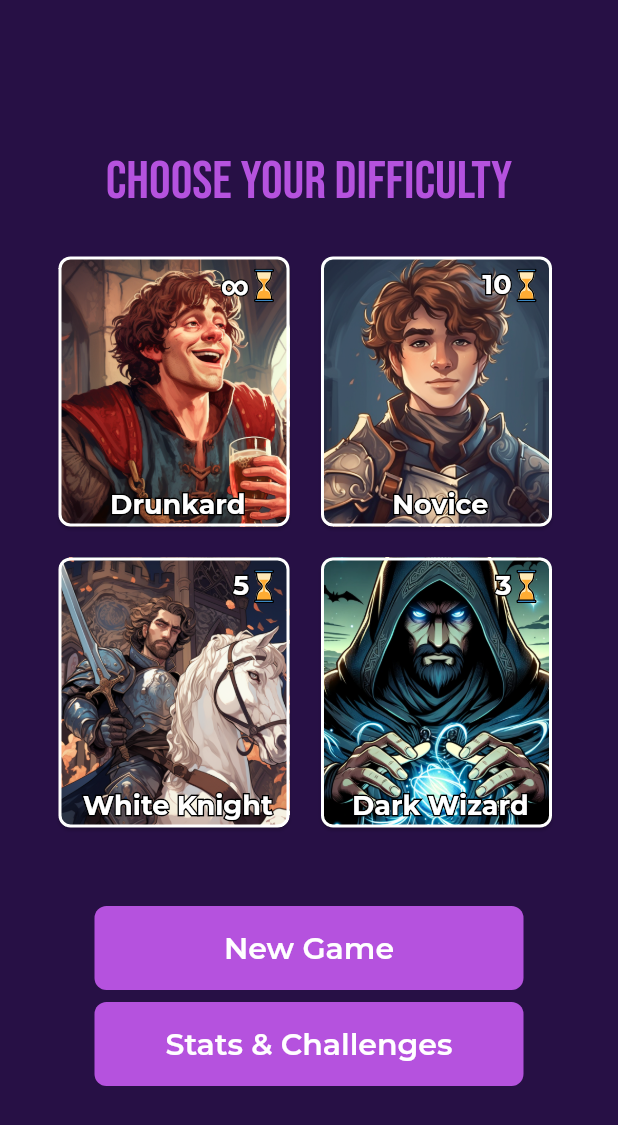
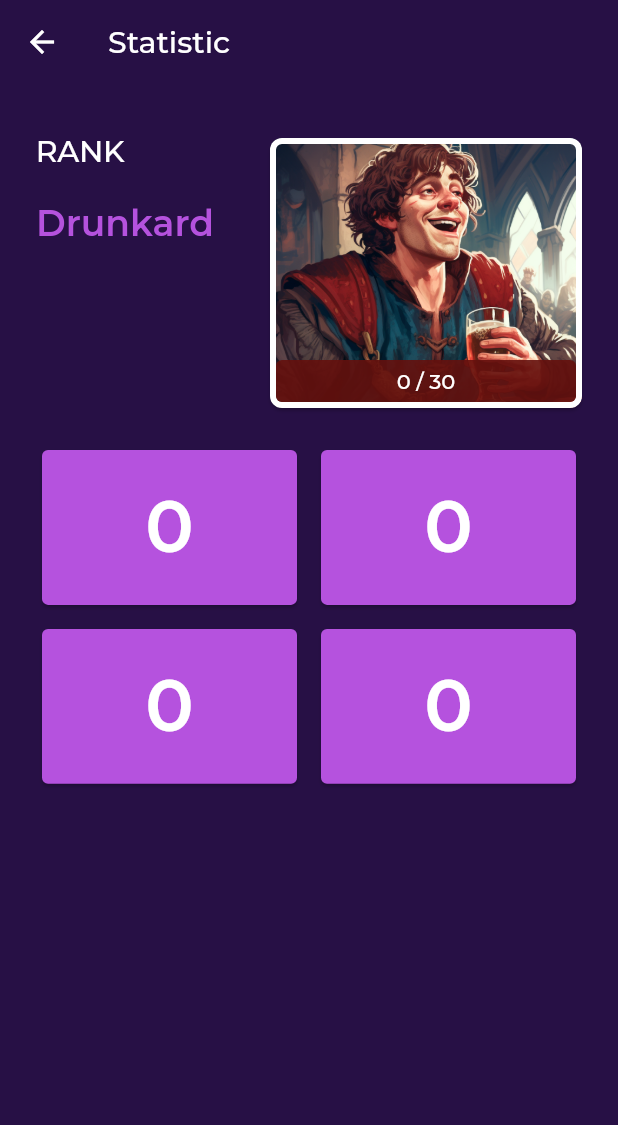
Before and after one commit to danielmrrk/CS-50-Final-Project-Tick-Tack, a Flutter app: the screen it shows after launch, after a tap on "Stats & Challenges", on a phone screen of 412 x 824 dp. Shown: the top 1125 px of the screen. Run offline on Flutter 3.47's test engine with Material 2 defaults, Android fonts, the phone set to English and light mode, and no system bars; our stand-ins replace flutter_riverpod, flutter_svg, get, google_fonts, sqflite; accounts and stored records are empty.

Commit message:
feat(statistic_screen): saving gameCount works

```diff
--- a/lib/database/statistic/statistic_database.dart
+++ b/lib/database/statistic/statistic_database.dart
@@ -11,16 +11,16 @@ class StatisticDatabase {
   StatisticDatabase._init();
 
   Future<Database> get database async {
-    if (_database != null) return _database!;
-    _database = await _initDatabase('challenge.db');
+    if (_database != null) {
+      return _database!;
+    }
+    _database = await initDatabase('challenge.db');
     return _database!;
   }
 
-  Future<Database> _initDatabase(String filePath) async {
+  Future<Database?> initDatabase(String filePath) async {
     final dbPath = await getDatabasesPath();
     final path = join(dbPath, filePath);
-    print("dbPath: $dbPath");
-    print("path: $path");
     return await openDatabase(path, version: 1, onCreate: _createDatabaseWithContent);
   }
 
@@ -40,20 +40,16 @@ class StatisticDatabase {
       ${ChallengeField.progress} $intNullableType,
       ${ChallengeField.challengeGoal} $intNullableType,
       ${ChallengeField.showChallenge} $boolType,
-      ${ChallengeField.difficulty} $textType
+      ${ChallengeField.difficulty} $textType,
+      ${ChallengeField.clearCondition} $textType
     )''',
     );
 
     for (Challenge challenge in challengeData) {
-      final id = await db.insert(
+      await db.insert(
         challengeTable,
         challenge.toJson(),
       );
-      if (id != -1) {
-        print("Succesfull");
-      } else {
-        print("not successful");
-      }
     }
 
     await db.execute(
@@ -80,22 +76,13 @@ class StatisticDatabase {
     );
   }
 
-  Future<Challenge> createChallenge(Challenge challenge) async {
-    final db = await instance.database;
-    final id = await db.insert(
-      challengeTable,
-      challenge.toJson(),
-    );
-    return challenge.copy(id: id);
-  }
-
-  Future<Challenge?> readShowableChallenge(int id) async {
+  Future<Challenge?> readShowableChallenge() async {
     final db = await instance.database;
     final maps = await db.query(
       challengeTable,
       columns: ChallengeField.values,
-      where: '${ChallengeField.id} == ? AND ${ChallengeField.showChallenge} == ?',
-      whereArgs: [id, 1],
+      where: '${ChallengeField.showChallenge} == ?',
+      whereArgs: [1],
     );
 
     if (maps.isNotEmpty) {
@@ -115,8 +102,35 @@ class StatisticDatabase {
     return result.map((json) => Challenge.fromJson(json)).toList();
   }
 
-  Future<int> updateChallenge(Challenge challenge) async {
+  Future<int> updateChallenge(
+      {required Challenge challenge,
+      String? content,
+      int? exp,
+      bool? cleared,
+      int? progress,
+      int? progressGoal,
+      bool? showChallenge,
+      String? difficulty,
+      String? clearCondition}) async {
     final db = await instance.database;
+    if (content != null) {
+      challenge = challenge.copy(content: content);
+    } else if (exp != null) {
+      challenge = challenge.copy(exp: exp);
+    } else if (progressGoal != null) {
+      challenge = challenge.copy(progressGoal: progressGoal);
+    } else if (difficulty != null) {
+      challenge = challenge.copy(difficulty: difficulty);
+    }
+    if (progress != null) {
+      challenge = challenge.copy(progress: progress);
+    }
+    if (cleared != null) {
+      challenge = challenge.copy(cleared: cleared);
+    }
+    if (showChallenge != null) {
+      challenge = challenge.copy(showChallenge: showChallenge);
+    }
     return db.update(
       challengeTable,
       challenge.toJson(),
@@ -134,8 +148,142 @@ class StatisticDatabase {
     );
   }
 
+  Future<int> deleteChallengeTable() async {
+    final db = await instance.database;
+    return await db.delete(
+      challengeTable,
+    );
+  }
+
+  Future<int> deleteUserStatisticTable() async {
+    final db = await instance.database;
+    return await db.delete(
+      userStatisticTable,
+    );
+  }
+
   Future<void> close() async {
     final db = await instance.database;
     db.close();
   }
+
+  Future<UserStatistic> readUserStatistic() async {
+    final db = await instance.database;
+    final result = await db.query(
+      userStatisticTable,
+      limit: 1,
+    );
+    return UserStatistic().fromJson(result.first);
+  }
+
+  Future<Map<String, dynamic>> calculateAbsoluteCount() async {
+    final db = await instance.database;
+    final result = await db.rawQuery('''
+SELECT
+  SUM(${UserStatisticField.winCountDrunkard}) +
+  SUM(${UserStatisticField.winCountNovice}) +
+  SUM(${UserStatisticField.winCountWhiteKnight}) +
+  SUM(${UserStatisticField.winCountDarkWizard}) AS winCount,
+
+  SUM(${UserStatisticField.drawCountDrunkard}) +
+  SUM(${UserStatisticField.drawCountNovice}) +
+  SUM(${UserStatisticField.drawCountWhiteKnight}) +
+  SUM(${UserStatisticField.drawCountDarkWizard}) AS drawCount,
+
+  SUM(${UserStatisticField.lossCountDrunkard}) +
+  SUM(${UserStatisticField.lossCountNovice}) +
+  SUM(${UserStatisticField.lossCountWhiteKnight}) +
+  SUM(${UserStatisticField.lossCountDarkWizard}) AS lossCount
+  FROM $userStatisticTable
+''');
+// result.first is an unmodifiable map
+    final Map<String, dynamic> userStatisticMap = Map<String, dynamic>.from(result.first);
+    final int absoluteCount =
+        (userStatisticMap['winCount'] as int) + (userStatisticMap['lossCount'] as int) + (userStatisticMap['drawCount'] as int);
+    if (absoluteCount != 0) {
+      userStatisticMap['winRate'] = (userStatisticMap['winCount'] as int) ~/ absoluteCount;
+    } else {
+      userStatisticMap['winRate'] = 0;
+    }
+    return userStatisticMap;
+  }
+
+  Future<void> updateUserStatistic({
+    String? difficulty,
+    String? result,
+    String? rank,
+    String? rankExp,
+  }) async {
+    final db = await instance.database;
+    UserStatistic userStatistic = await readUserStatistic();
+    // need to update rankExp & rank
+    if (difficulty != null || result != null) {
+      userStatistic = _updateGameCount(userStatistic, difficulty!, result!);
+    } else {
+      return;
+    }
+    db.update(userStatisticTable, userStatistic.toJson());
+  }
+
+  UserStatistic _updateGameCount(
+    UserStatistic userStatistic,
+    String difficulty,
+    String result,
+  ) {
+    switch (difficulty) {
+      case ("drunkard"):
+        switch (result) {
+          case ("win"):
+            userStatistic = userStatistic.copy(winCountDrunkard: userStatistic.winCountDrunkard + 1);
+            break;
+          case ("draw"):
+            userStatistic = userStatistic.copy(drawCountDrunkard: userStatistic.drawCountDrunkard + 1);
+            break;
+          case ("loss"):
+            userStatistic = userStatistic.copy(lossCountDrunkard: userStatistic.lossCountDrunkard + 1);
+            break;
+        }
+        break;
+      case ("novice"):
+        switch (result) {
+          case ("win"):
+            userStatistic = userStatistic.copy(winCountNovice: userStatistic.winCountNovice + 1);
+            break;
+          case ("draw"):
+            userStatistic = userStatistic.copy(drawCountNovice: userStatistic.drawCountNovice + 1);
+            break;
+          case ("loss"):
+            userStatistic = userStatistic.copy(lossCountNovice: userStatistic.lossCountNovice + 1);
+            break;
+        }
+        break;
+      case ("white_knight"):
+        switch (result) {
+          case ("win"):
+            userStatistic = userStatistic.copy(winCountWhiteKnight: userStatistic.winCountWhiteKnight + 1);
+            break;
+          case ("draw"):
+            userStatistic = userStatistic.copy(drawCountWhiteKnight: userStatistic.drawCountWhiteKnight + 1);
+            break;
+          case ("loss"):
+            userStatistic = userStatistic.copy(lossCountWhiteKnight: userStatistic.lossCountWhiteKnight + 1);
+            break;
+        }
+        break;
+      case ("dark_wizard"):
+        switch (result) {
+          case ("win"):
+            userStatistic = userStatistic.copy(winCountDarkWizard: userStatistic.winCountDarkWizard + 1);
+            break;
+          case ("draw"):
+            userStatistic = userStatistic.copy(drawCountDarkWizard: userStatistic.drawCountDarkWizard + 1);
+            break;
+          case ("loss"):
+            userStatistic = userStatistic.copy(lossCountDarkWizard: userStatistic.lossCountDarkWizard + 1);
+            break;
+        }
+        break;
+    }
+    return userStatistic;
+  }
 }
--- a/lib/database/statistic/user_statistic.dart
+++ b/lib/database/statistic/user_statistic.dart
@@ -1,3 +1,5 @@
+import 'package:tic_tac/database/statistic/statistic_database.dart';
+
 const userStatisticTable = 'user_statistic';
 
 class UserStatisticField {
@@ -51,6 +53,10 @@ class UserStatistic {
   final int lossCountDarkWizard;
   final String rank;
   final int rankExp;
+  final int winCount;
+  final int drawCount;
+  final int lossCount;
+  final int winRate;
 
   UserStatistic({
     this.winCountDrunkard = 0,
@@ -65,8 +71,12 @@ class UserStatistic {
     this.lossCountNovice = 0,
     this.lossCountWhiteKnight = 0,
     this.lossCountDarkWizard = 0,
-    this.rank = 'drunkard',
+    this.rank = 'Drunkard',
     this.rankExp = 0,
+    this.winCount = 0,
+    this.drawCount = 0,
+    this.lossCount = 0,
+    this.winRate = 0,
   });
 
   Map<String, Object?> toJson() => {
@@ -85,4 +95,62 @@ class UserStatistic {
         UserStatisticField.rank: rank,
         UserStatisticField.rankExp: rankExp,
       };
+
+  UserStatistic copy({
+    int? winCountDrunkard,
+    int? winCountNovice,
+    int? winCountWhiteKnight,
+    int? winCountDarkWizard,
+    int? drawCountDrunkard,
+    int? drawCountNovice,
+    int? drawCountWhiteKnight,
+    int? drawCountDarkWizard,
+    int? lossCountDrunkard,
+    int? lossCountNovice,
+    int? lossCountWhiteKnight,
+    int? lossCountDarkWizard,
+    String? rank,
+    int? rankExp,
+  }) {
+    return UserStatistic(
+      winCountDrunkard: winCountDrunkard ?? this.winCountDrunkard,
+      winCountNovice: winCountNovice ?? this.winCountNovice,
+      winCountWhiteKnight: winCountWhiteKnight ?? this.winCountWhiteKnight,
+      winCountDarkWizard: winCountDarkWizard ?? this.winCountDarkWizard,
+      drawCountDrunkard: drawCountDrunkard ?? this.drawCountDrunkard,
+      drawCountNovice: drawCountNovice ?? this.drawCountNovice,
+      drawCountWhiteKnight: drawCountWhiteKnight ?? this.drawCountWhiteKnight,
+      drawCountDarkWizard: drawCountDarkWizard ?? this.drawCountDarkWizard,
+      lossCountDrunkard: lossCountDrunkard ?? this.lossCountDrunkard,
+      lossCountNovice: lossCountNovice ?? this.lossCountNovice,
+      lossCountWhiteKnight: lossCountWhiteKnight ?? this.lossCountWhiteKnight,
+      lossCountDarkWizard: lossCountDarkWizard ?? this.lossCountDarkWizard,
+      rank: rank ?? this.rank,
+      rankExp: rankExp ?? this.rankExp,
+    );
+  }
+
+  Future<UserStatistic> fromJson(Map<String, Object?> json) async {
+    final Map<String, dynamic> absoluteCount = await StatisticDatabase.instance.calculateAbsoluteCount();
+    return UserStatistic(
+      winCountDrunkard: json[UserStatisticField.winCountDrunkard] as int,
+      winCountNovice: json[UserStatisticField.winCountNovice] as int,
+      winCountWhiteKnight: json[UserStatisticField.winCountWhiteKnight] as int,
+      winCountDarkWizard: json[UserStatisticField.winCountDarkWizard] as int,
+      drawCountDrunkard: json[UserStatisticField.drawCountDrunkard] as int,
+      drawCountNovice: json[UserStatisticField.drawCountNovice] as int,
+      drawCountWhiteKnight: json[UserStatisticField.drawCountWhiteKnight] as int,
+      drawCountDarkWizard: json[UserStatisticField.drawCountDarkWizard] as int,
+      lossCountDrunkard: json[UserStatisticField.lossCountDrunkard] as int,
+      lossCountNovice: json[UserStatisticField.lossCountNovice] as int,
+      lossCountWhiteKnight: json[UserStatisticField.lossCountWhiteKnight] as int,
+      lossCountDarkWizard: json[UserStatisticField.lossCountDarkWizard] as int,
+      rank: json[UserStatisticField.rank] as String,
+      rankExp: json[UserStatisticField.rankExp] as int,
+      winCount: absoluteCount['winCount'] as int,
+      drawCount: absoluteCount['drawCount'] as int,
+      lossCount: absoluteCount['lossCount'] as int,
+      winRate: absoluteCount['winRate'] as int,
+    );
+  }
 }
--- a/lib/game/difficulty_card.dart
+++ b/lib/game/difficulty_card.dart
@@ -9,12 +9,14 @@ class DifficultyCard extends StatelessWidget {
     required this.strokeColor,
     required this.height,
     required this.width,
+    this.rankImage = false,
   });
 
   final Difficulty difficultyDisplay;
   final Color strokeColor;
   final double height;
   final double width;
+  final bool rankImage;
 
   @override
   Widget build(BuildContext context) {
@@ -29,7 +31,9 @@ class DifficultyCard extends StatelessWidget {
           side: BorderSide(color: strokeColor, width: 4, strokeAlign: -1),
         ),
         child: Image(
-          image: AssetImage("assets/images/edited_${difficultyDisplay.technicalName}.png"),
+          image: AssetImage(rankImage
+              ? "assets/images/rank_${difficultyDisplay.technicalName}.png"
+              : "assets/images/edited_${difficultyDisplay.technicalName}.png"),
           fit: BoxFit.cover,
         ),
       ),
--- a/lib/general/theme/color_theme.dart
+++ b/lib/general/theme/color_theme.dart
@@ -4,4 +4,9 @@ class TTColorTheme {
   static const background = Color(0xff271045);
   static const onBackground = Color(0xffb552de);
   static const highlight = Color(0xffffd700);
+
+  static const drunkardHighlight = Color(0xff64100d);
+  static const noviceHighlight = Color(0xff1a202f);
+  static const whiteKnightHighlight = Color(0xff97432f);
+  static const darkWizardHighlight = Color(0xff01486a);
 }
--- a/lib/general/theme/text_theme.dart
+++ b/lib/general/theme/text_theme.dart
@@ -1,11 +1,25 @@
 import 'package:flutter/material.dart';
 import 'package:google_fonts/google_fonts.dart';
+import 'package:tic_tac/general/theme/color_theme.dart';
 
 class TTTextTheme {
   static final strikingTitle = GoogleFonts.bebasNeue(
     fontSize: 36,
-    color: const Color(0xffB552DE),
+    color: TTColorTheme.onBackground,
     fontWeight: FontWeight.w400,
+  );
+
+  static final colorfulTitle = GoogleFonts.montserrat(
+    color: TTColorTheme.onBackground,
+    fontSize: 24,
+    fontWeight: FontWeight.w600,
+    height: 0.06,
+  );
+
+  static final bodyStatisticDisplay = GoogleFonts.montserrat(
+    fontSize: 48,
+    fontWeight: FontWeight.w600,
+    color: Colors.white,
   );
 
   static final strokeBody = GoogleFonts.montserrat(
--- a/lib/main.dart
+++ b/lib/main.dart
@@ -32,7 +32,12 @@ class TicTacApp extends StatelessWidget {
           contentTextStyle: TTTextTheme.bodyMedium,
           backgroundColor: TTColorTheme.onBackground,
         ),
-          appBarTheme: const AppBarTheme(backgroundColor: TTColorTheme.background, elevation: 0)),
+        appBarTheme: AppBarTheme(
+          backgroundColor: TTColorTheme.background,
+          elevation: 0,
+          titleTextStyle: TTTextTheme.bodyLarge,
+        ),
+      ),
     );
   }
 }
--- a/lib/main_sceen/difficulty.dart
+++ b/lib/main_sceen/difficulty.dart
@@ -1,3 +1,6 @@
+import 'package:flutter/material.dart';
+import 'package:tic_tac/general/theme/color_theme.dart';
+
 class Difficulty {
   Difficulty(
     this.displayName,
@@ -6,6 +9,7 @@ class Difficulty {
     this.focused,
     this.difficultyPercentage,
     this.expRequiredForRankUp,
+    this.color,
   );
   final String displayName;
   final String time;
@@ -13,6 +17,7 @@ class Difficulty {
   bool focused;
   final int difficultyPercentage;
   final int expRequiredForRankUp;
+  final Color color;
 
   static final drunkard = Difficulty(
     "Drunkard",
@@ -21,6 +26,7 @@ class Difficulty {
     false,
     50,
     30,
+    TTColorTheme.drunkardHighlight,
   ); // unicode for ∞
   static final novice = Difficulty(
     "Novice",
@@ -29,6 +35,7 @@ class Difficulty {
     false,
     50,
     40,
+    TTColorTheme.noviceHighlight,
   );
   static final whiteKnight = Difficulty(
     "White Knight",
@@ -37,6 +44,7 @@ class Difficulty {
     false,
     80,
     60,
+    TTColorTheme.whiteKnightHighlight,
   );
   static final darkWizard = Difficulty(
     "Dark Wizard",
@@ -45,7 +53,23 @@ class Difficulty {
     false,
     100,
     80,
+    TTColorTheme.darkWizardHighlight,
   );
+
+  static Difficulty fromDatabaseRank(String rank) {
+    switch (rank) {
+      case "Drunkard":
+        return drunkard;
+      case "Novice":
+        return novice;
+      case "White Knight":
+        return whiteKnight;
+      case "Dark Wizard":
+        return darkWizard;
+      default:
+        return drunkard;
+    }
+  }
 
   static final ranks = [drunkard, novice, whiteKnight, darkWizard];
 }
--- a/lib/main_sceen/main_screen.dart
+++ b/lib/main_sceen/main_screen.dart
@@ -8,20 +8,25 @@ import 'package:tic_tac/general/theme/text_theme.dart';
 import 'package:tic_tac/general/util/snackbar.dart';
 import 'package:tic_tac/main_sceen/difficulty.dart';
 import 'package:tic_tac/main_sceen/difficulty_grid.dart';
+import 'package:tic_tac/statistic/statistic_screen.dart';
 
 final images = [
   "grey_drunkard.png",
   "drunkard.png",
   "edited_drunkard.png",
+  "rank_drunkard.png",
   "grey_novice.png",
   "novice.png",
   "edited_novice.png",
+  "rank_novice.png",
   "grey_white_knight.png",
   "white_knight.png",
   "edited_white_knight.png",
+  "rank_white_knight.png",
   "grey_dark_wizard.png",
   "dark_wizard.png",
-  "edited_dark_wizard.png"
+  "edited_dark_wizard.png",
+  "rank_dark_wizard.png",
 ];
 
 class MainScreen extends ConsumerStatefulWidget {
@@ -108,7 +113,9 @@ class _MainScreenState extends ConsumerState<MainScreen> with WidgetsBindingObse
                     },
                   ),
                   const SizedBox(height: 8),
-                  const TTButton(title: "Stats & Challenges").fullWidthButton(() {}),
+                  const TTButton(title: "Stats & Challenges").fullWidthButton(() {
+                    Get.to(() => const StatisticScreen());
+                  }),
                 ],
               ),
             )
--- /dev/null
+++ b/lib/statistic/rank_display.dart
@@ -0,0 +1,66 @@
+import 'package:flutter/material.dart';
+import 'package:tic_tac/database/statistic/user_statistic.dart';
+import 'package:tic_tac/game/difficulty_card.dart';
+import 'package:tic_tac/general/theme/text_theme.dart';
+import 'package:tic_tac/main_sceen/difficulty.dart';
+
+class RankDisplay extends StatelessWidget {
+  const RankDisplay({super.key, required this.userStatistic});
+  final double strokeHeight = 4;
+  final UserStatistic? userStatistic;
+
+  @override
+  Widget build(BuildContext context) {
+    Difficulty difficultyDisplay = Difficulty.fromDatabaseRank(userStatistic?.rank ?? "");
+    return Row(
+      crossAxisAlignment: CrossAxisAlignment.start,
+      mainAxisAlignment: MainAxisAlignment.spaceBetween,
+      children: [
+        Column(
+          crossAxisAlignment: CrossAxisAlignment.start,
+          children: [
+            Text(
+              "RANK",
+              style: TTTextTheme.bodyLargeSemiBold,
+            ),
+            const SizedBox(height: 44),
+            Text(
+              difficultyDisplay.displayName,
+              style: TTTextTheme.colorfulTitle,
+            )
+          ],
+        ),
+        Stack(
+          children: [
+            DifficultyCard(
+              difficultyDisplay: difficultyDisplay,
+              strokeColor: Colors.white,
+              height: 180,
+              width: 208,
+              rankImage: true,
+            ),
+            Positioned(
+              bottom: strokeHeight,
+              left: strokeHeight,
+              child: Container(
+                height: 28,
+                width: 200,
+                decoration: BoxDecoration(
+                  borderRadius: BorderRadius.circular(4),
+                  color: difficultyDisplay.color.withOpacity(0.9),
+                ),
+                child: Center(
+                  child: Text(
+                    "${userStatistic?.rankExp ?? "Loading"} / "
+                    "${difficultyDisplay.expRequiredForRankUp}",
+                    style: TTTextTheme.bodyMedium,
+                  ),
+                ),
+              ),
+            )
+          ],
+        ),
+      ],
+    );
+  }
+}
--- /dev/null
+++ b/lib/statistic/statistic_display.dart
@@ -0,0 +1,22 @@
+import 'package:flutter/material.dart';
+import 'package:tic_tac/general/theme/color_theme.dart';
+import 'package:tic_tac/general/theme/text_theme.dart';
+
+class StatisticDisplay extends StatelessWidget {
+  const StatisticDisplay({super.key, required this.displayValue});
+
+  final String displayValue;
+
+  @override
+  Widget build(BuildContext context) {
+    return Card(
+      color: TTColorTheme.onBackground,
+      child: Center(
+        child: Text(
+          displayValue,
+          style: TTTextTheme.bodyStatisticDisplay,
+        ),
+      ),
+    );
+  }
+}
--- /dev/null
+++ b/lib/statistic/statistic_screen.dart
@@ -0,0 +1,60 @@
+import 'package:flutter/material.dart';
+import 'package:tic_tac/database/statistic/statistic_database.dart';
+import 'package:tic_tac/database/statistic/user_statistic.dart';
+import 'package:tic_tac/statistic/rank_display.dart';
+import 'package:tic_tac/statistic/statistic_display.dart';
+
+class StatisticScreen extends StatefulWidget {
+  const StatisticScreen({super.key});
+  @override
+  StatisticScreenState createState() => StatisticScreenState();
+}
+
+class StatisticScreenState extends State<StatisticScreen> {
+  UserStatistic? _userStatistic;
+  @override
+  void initState() {
+    initUserStatistic();
+    super.initState();
+  }
+
+  @override
+  Widget build(BuildContext context) {
+    return Scaffold(
+      appBar: AppBar(
+        title: const Text('Statistic'),
+      ),
+      body: Padding(
+        padding: const EdgeInsets.symmetric(horizontal: 24, vertical: 36),
+        child: Column(
+          children: [
+            RankDisplay(userStatistic: _userStatistic),
+            const SizedBox(height: 24),
+            Expanded(
+              child: GridView.count(
+                childAspectRatio: 1.6,
+                crossAxisCount: 2,
+                physics: const NeverScrollableScrollPhysics(),
+                mainAxisSpacing: 8,
+                crossAxisSpacing: 8,
+                children: [
+                  StatisticDisplay(displayValue: _userStatistic?.winCount.toString() ?? '0'),
+                  StatisticDisplay(displayValue: _userStatistic?.drawCount.toString() ?? '0'),
+                  StatisticDisplay(displayValue: _userStatistic?.lossCount.toString() ?? '0'),
+                  StatisticDisplay(displayValue: _userStatistic?.winRate.toString() ?? '0'),
+                ],
+              ),
+            )
+          ],
+        ),
+      ),
+    );
+  }
+
+  void initUserStatistic() async {
+    UserStatistic userStatistic = await StatisticDatabase.instance.readUserStatistic();
+    setState(() {
+      _userStatistic = userStatistic;
+    });
+  }
+}
```
Also changed, not shown: lib/game/game_provider.dart (+11 -3 lines), lib/general/util/dialog.dart (+7 -1 lines), assets/images/rank_dark_wizard.png (added), assets/images/rank_drunkard.png (added), assets/images/rank_novice.png (added), assets/images/rank_white_knight.png (added). Lines whose indentation alone changed are shown as unchanged.
